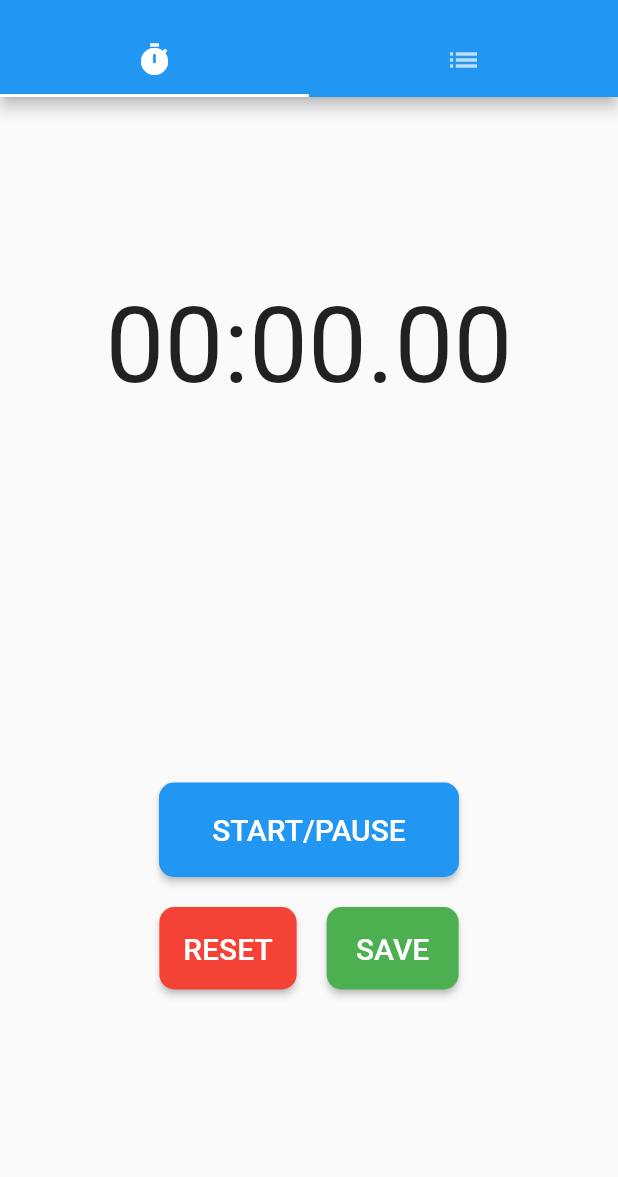
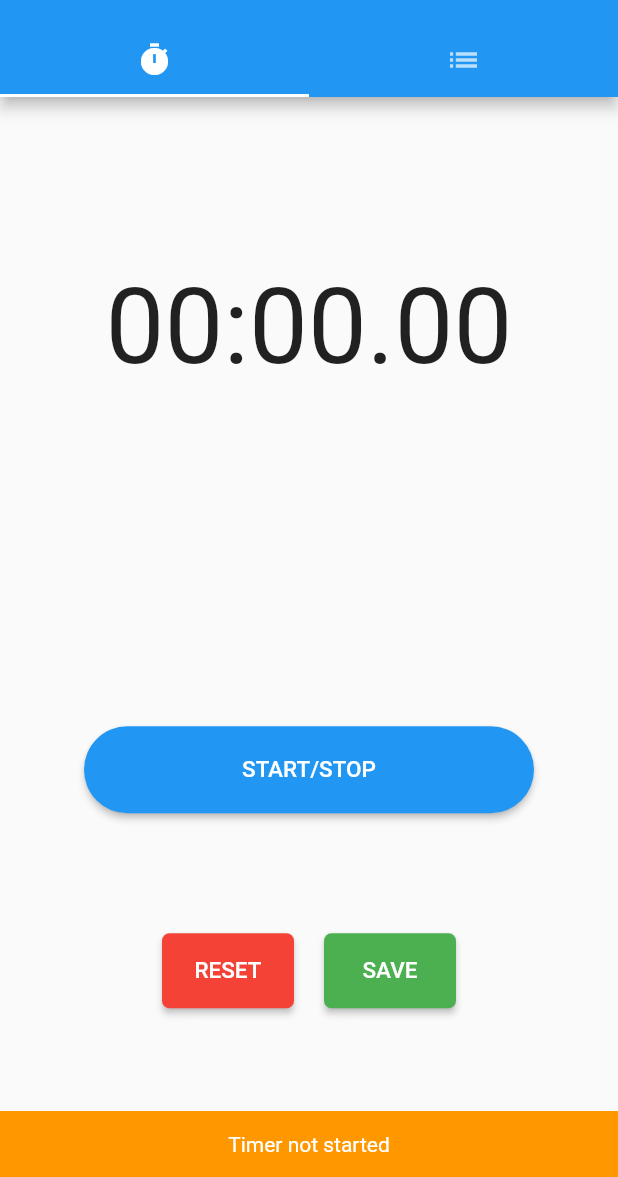
Before and after one commit to ShijuPJohn/plank_timer, a Flutter app: the screen it shows after launch, after a tap on "SAVE", on a phone screen of 412 x 824 dp, the part 59-1236 px from its top. Run offline on Flutter 3.47's test engine with Material 2 defaults, Android fonts, the phone set to English and light mode, and no system bars; our stand-ins replace sqflite, stop_watch_timer; accounts and stored records are empty.

```diff
--- a/lib/screens/timer_screen.dart
+++ b/lib/screens/timer_screen.dart
@@ -13,13 +13,14 @@ class TimerScreen extends StatefulWidget {
 
 class _TimerScreenState extends State<TimerScreen> {
   final _isHours = true;
-  var currentTime = '';
-  bool isStart = false;
+  var _currentTime = '';
+  var _isStart = false;
+  var _isStartedAtLeastOnce = false;
 
   final StopWatchTimer _stopWatchTimer = StopWatchTimer(
     isLapHours: true,
     // onChange: (value) => print('onChange $value'),
-    onChangeRawSecond: (value) => print('onChangeRawSecond $value'),
+    // onChangeRawSecond: (value) => print('onChangeRawSecond $value'),
     // onChangeRawMinute: (value) => print('onChangeRawMinute $value'),
   );
 
@@ -33,7 +34,7 @@ class _TimerScreenState extends State<TimerScreen> {
     // _stopWatchTimer.records.listen((value) => print('records $value'));
 
     /// Can be set preset time. This case is "00:01.23".
-    // _stopWatchTimer.setPresetTime(mSec: 1234);
+    // _stopWatchTimer.setPresetTime(mSec: 600234);
   }
 
   @override
@@ -70,60 +71,46 @@ class _TimerScreenState extends State<TimerScreen> {
               mainAxisAlignment: MainAxisAlignment.center,
               children: [
                 MaterialButton(
-                  minWidth: 200,
+                  minWidth: 300,
                   shape: RoundedRectangleBorder(
-                      borderRadius: BorderRadius.circular(10)),
+                      borderRadius: BorderRadius.circular(50)),
                   padding: EdgeInsets.symmetric(horizontal: 16, vertical: 20),
                   color: Colors.blue,
                   onPressed: () {
-                    if (!isStart) {
+                    if (!_isStart) {
                       _stopWatchTimer.onExecute.add(StopWatchExecute.start);
-                      isStart = true;
+                      _isStart = true;
                     } else {
                       _stopWatchTimer.onExecute.add(StopWatchExecute.stop);
-                      isStart = false;
+                      _isStart = false;
                     }
+                    _isStartedAtLeastOnce = true;
                   },
                   child: Text(
-                    'START/PAUSE',
-                    style: TextStyle(fontSize: 20, color: Colors.white),
+                    'START/STOP',
+                    style: TextStyle(fontSize: 15, color: Colors.white),
                   ),
                 ),
-                // SizedBox(
-                //   width: 20,
-                // ),
-                // MaterialButton(
-                //   shape: RoundedRectangleBorder(
-                //       borderRadius: BorderRadius.circular(10)),
-                //   padding: EdgeInsets.all(16),
-                //   color: Colors.orange,
-                //   onPressed: () {
-                //     _stopWatchTimer.onExecute.add(StopWatchExecute.stop);
-                //   },
-                //   child: Text(
-                //     'STOP',
-                //     style: TextStyle(fontSize: 20, color: Colors.white),
-                //   ),
-                // )
               ],
             ),
             SizedBox(
-              height: 20,
+              height: 80,
             ),
             Row(
               mainAxisAlignment: MainAxisAlignment.center,
               children: [
                 MaterialButton(
                   shape: RoundedRectangleBorder(
-                      borderRadius: BorderRadius.circular(10)),
+                      borderRadius: BorderRadius.circular(5)),
                   padding: EdgeInsets.all(16),
                   color: Colors.red,
                   onPressed: () {
+                    _isStartedAtLeastOnce = false;
                     _stopWatchTimer.onExecute.add(StopWatchExecute.reset);
                   },
                   child: Text(
                     'RESET',
-                    style: TextStyle(fontSize: 20, color: Colors.white),
+                    style: TextStyle(fontSize: 15, color: Colors.white),
                   ),
                 ),
                 SizedBox(
@@ -131,17 +118,57 @@ class _TimerScreenState extends State<TimerScreen> {
                 ),
                 MaterialButton(
                   shape: RoundedRectangleBorder(
-                      borderRadius: BorderRadius.circular(10)),
+                      borderRadius: BorderRadius.circular(5)),
                   padding: EdgeInsets.all(16),
                   color: Colors.green,
                   onPressed: () {
-                    // _stopWatchTimer.rawTime.value.toString(),
+                    if (!_isStartedAtLeastOnce) {
+                      Scaffold.of(context).hideCurrentSnackBar();
+                      Scaffold.of(context).showSnackBar(
+                        SnackBar(
+                          duration: Duration(seconds: 1),
+                          content: Text(
+                            'Timer not started',
+                            textAlign: TextAlign.center,
+                          ),
+                          backgroundColor: Colors.orange,
+                        ),
+                      );
+                      return;
+                    }
+                    if (_isStart) {
+                      Scaffold.of(context).hideCurrentSnackBar();
+                      Scaffold.of(context).showSnackBar(
+                        SnackBar(
+                          duration: Duration(seconds: 1),
+                          content: Text(
+                            'Please stop the timer and save',
+                            textAlign: TextAlign.center,
+                          ),
+                          backgroundColor: Colors.red,
+                        ),
+                      );
+                      return;
+                    }
                     Provider.of<WorkoutProvider>(context, listen: false)
                         .addWorkout(_stopWatchTimer.rawTime.value.toString());
+                    _stopWatchTimer.onExecute.add(StopWatchExecute.reset);
+                    _isStartedAtLeastOnce = false;
+                    Scaffold.of(context).hideCurrentSnackBar();
+                    Scaffold.of(context).showSnackBar(
+                      SnackBar(
+                        duration: Duration(seconds: 1),
+                        content: Text(
+                          'Saved',
+                          textAlign: TextAlign.center,
+                        ),
+                        backgroundColor: Colors.green,
+                      ),
+                    );
                   },
                   child: Text(
                     'SAVE',
-                    style: TextStyle(fontSize: 20, color: Colors.white),
+                    style: TextStyle(fontSize: 15, color: Colors.white),
                   ),
                 )
               ],
```
Also changed, not shown: lib/screens/list_screen.dart (+23 -15 lines).
